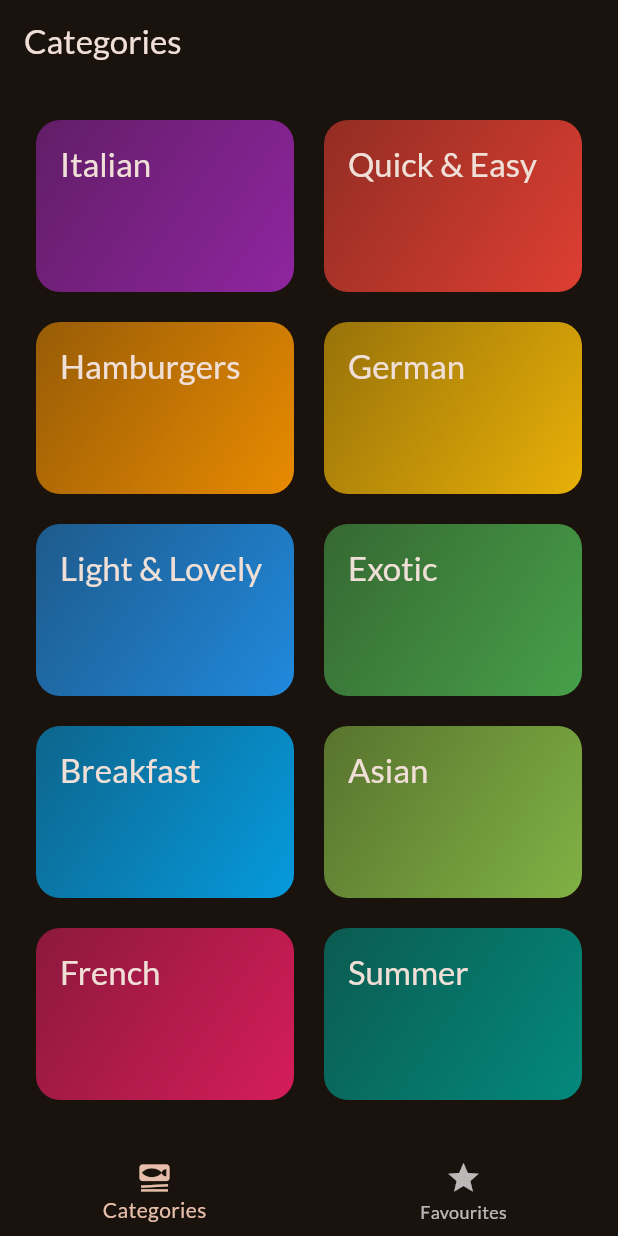
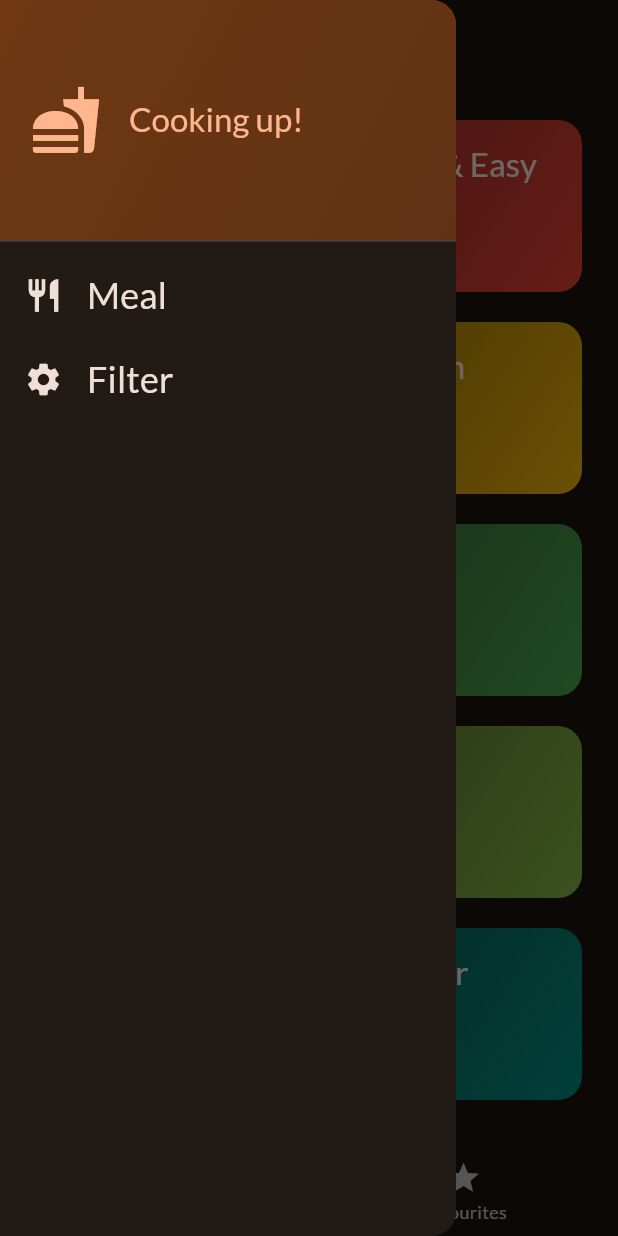
Before and after one commit to tonylifu/meals, a Flutter app: the screen it shows after launch, with the side drawer open (before the commit the screen has no drawer), on a phone screen of 412 x 824 dp. Run offline on Flutter 3.47's test engine with Material 2 defaults, Android fonts, the phone set to English and light mode, and no system bars; our stand-ins replace google_fonts, transparent_image; missing offline and left inert: dart:ffi.

Commit message:
passing functions to widget

```diff
--- a/lib/screens/categories_screen.dart
+++ b/lib/screens/categories_screen.dart
@@ -1,14 +1,17 @@
 import 'package:flutter/material.dart';
 import 'package:meals/data/dummy_data.dart';
 import 'package:meals/model/category.dart';
+import 'package:meals/model/meal.dart';
 import 'package:meals/screens/meals_screen.dart';
 import 'package:meals/widgets/category_grid_item.dart';
 
 class CategoriesScreen extends StatelessWidget {
   final Function() onMarkAsFavourite;
+  final List<Meal> availableMeals;
   const CategoriesScreen({
     super.key,
     required this.onMarkAsFavourite,
+    required this.availableMeals,
   });
 
   @override
@@ -32,7 +35,7 @@ class CategoriesScreen extends StatelessWidget {
   }
 
   void _selectCategory(BuildContext context, Category category) {
-    final meals = dummyMeals
+    final meals = availableMeals
         .where((meal) => meal.categories.contains(category.id))
         .toList();
     Navigator.of(context).push(
--- a/lib/screens/tab_screen.dart
+++ b/lib/screens/tab_screen.dart
@@ -1,7 +1,19 @@
+import 'dart:ffi';
+
 import 'package:flutter/material.dart';
+import 'package:meals/data/dummy_data.dart';
 import 'package:meals/model/meal.dart';
 import 'package:meals/screens/categories_screen.dart';
+import 'package:meals/screens/filters.dart';
 import 'package:meals/screens/meals_screen.dart';
+import 'package:meals/widgets/main_drawer.dart';
+
+const kFilterValues = {
+  Filter.gluttenFree: false,
+  Filter.lactoseFree: false,
+  Filter.vegetarian: false,
+  Filter.vegan: false,
+};
 
 class TabScreen extends StatefulWidget {
   const TabScreen({super.key});
@@ -14,6 +26,7 @@ class TabScreen extends StatefulWidget {
 class _TabScreenState extends State<TabScreen> {
   int _selectedTabIndex = 0;
   final List<Meal> _favouriteMeals = [];
+  Map<Filter, bool> _selectedFilters = kFilterValues;
 
   void _showInfoMessage(String message) {
     ScaffoldMessenger.of(context).clearSnackBars();
@@ -39,6 +52,22 @@ class _TabScreenState extends State<TabScreen> {
     });
   }
 
+  void _setScreen(String identifier) async {
+    Navigator.of(context).pop();
+    if (identifier == 'filter') {
+      final result = await Navigator.of(context).push<Map<Filter, bool>>(
+        MaterialPageRoute(
+          builder: (ctx) => FilterScreen(
+            currentFilters: _selectedFilters,
+          ),
+        ),
+      );
+      setState(() {
+        _selectedFilters = result ?? kFilterValues;
+      });
+    }
+  }
+
   void _selectTab(int index) {
     if (_selectedTabIndex != index) {
       setState(() {
@@ -49,8 +78,25 @@ class _TabScreenState extends State<TabScreen> {
 
   @override
   Widget build(BuildContext context) {
+    final availableMeals = dummyMeals.where((meal) {
+      if (_selectedFilters[Filter.gluttenFree]! && !meal.isGlutenFree) {
+        return false;
+      }
+      if (_selectedFilters[Filter.lactoseFree]! && !meal.isLactoseFree) {
+        return false;
+      }
+      if (_selectedFilters[Filter.vegetarian]! && !meal.isVegetarian) {
+        return false;
+      }
+      if (_selectedFilters[Filter.vegan]! && !meal.isVegan) {
+        return false;
+      }
+      return true;
+    }).toList();
+
     Widget activeScreen = CategoriesScreen(
       onMarkAsFavourite: () => _markMealAsFavourite,
+      availableMeals: availableMeals,
     );
     var activeScreenTitle = "Categories";
     if (_selectedTabIndex == 1) {
@@ -63,6 +109,9 @@ class _TabScreenState extends State<TabScreen> {
     return Scaffold(
       appBar: AppBar(
         title: Text(activeScreenTitle),
+      ),
+      drawer: MainDrawer(
+        onSelectScreen: _setScreen,
       ),
       body: activeScreen,
       bottomNavigationBar: BottomNavigationBar(
--- /dev/null
+++ b/lib/widgets/main_drawer.dart
@@ -0,0 +1,86 @@
+import 'package:flutter/material.dart';
+
+class MainDrawer extends StatelessWidget {
+  final Function(String identifier) onSelectScreen;
+  const MainDrawer({
+    super.key,
+    required this.onSelectScreen,
+  });
+  @override
+  Widget build(BuildContext context) {
+    return Drawer(
+      child: Column(
+        children: [
+          DrawerHeader(
+            padding: const EdgeInsets.all(20),
+            decoration: BoxDecoration(
+              gradient: LinearGradient(
+                colors: [
+                  Theme.of(context).colorScheme.primaryContainer,
+                  Theme.of(context)
+                      .colorScheme
+                      .primaryContainer
+                      .withOpacity(0.8),
+                ],
+                begin: Alignment.topLeft,
+                end: Alignment.bottomRight,
+              ),
+            ),
+            child: Row(
+              children: [
+                Icon(
+                  Icons.fastfood,
+                  size: 48,
+                  color: Theme.of(context).colorScheme.primary,
+                ),
+                const SizedBox(
+                  width: 18,
+                ),
+                Text(
+                  'Cooking up!',
+                  style: Theme.of(context).textTheme.titleLarge!.copyWith(
+                        color: Theme.of(context).colorScheme.primary,
+                      ),
+                ),
+              ],
+            ),
+          ),
+          ListTile(
+            leading: Icon(
+              Icons.restaurant,
+              size: 26,
+              color: Theme.of(context).colorScheme.onBackground,
+            ),
+            title: Text(
+              "Meal",
+              style: Theme.of(context).textTheme.titleSmall!.copyWith(
+                    color: Theme.of(context).colorScheme.onBackground,
+                    fontSize: 24,
+                  ),
+            ),
+            onTap: () {
+              onSelectScreen('meal');
+            },
+          ),
+          ListTile(
+            leading: Icon(
+              Icons.settings,
+              size: 26,
+              color: Theme.of(context).colorScheme.onBackground,
+            ),
+            title: Text(
+              "Filter",
+              style: Theme.of(context).textTheme.titleSmall!.copyWith(
+                    color: Theme.of(context).colorScheme.onBackground,
+                    fontSize: 24,
+                  ),
+            ),
+            onTap: () {
+              onSelectScreen('filter');
+            },
+          ),
+        ],
+      ),
+    );
+  }
+}
```
Also changed, not shown: lib/screens/filters.dart (added, +189 -0 lines).
